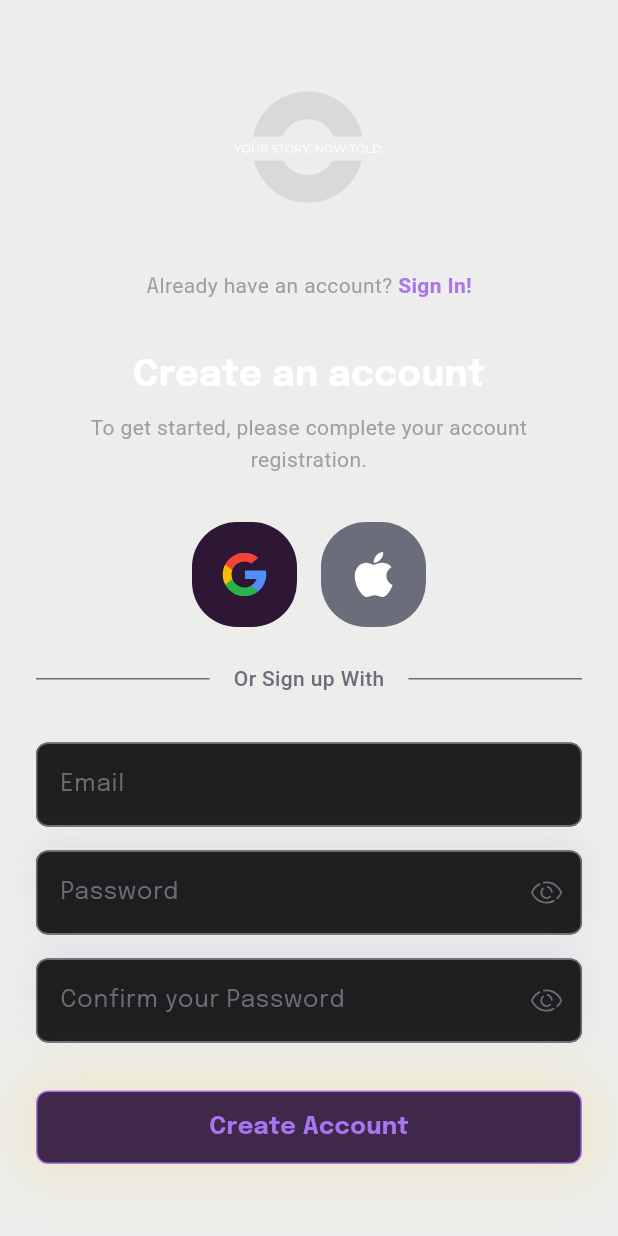
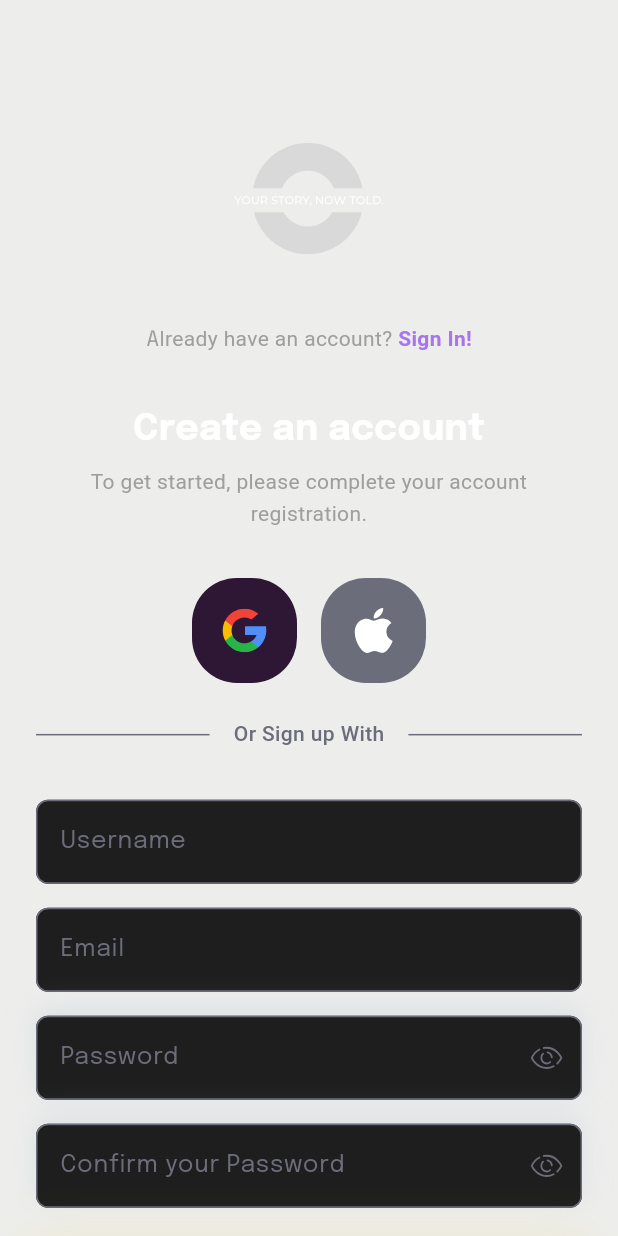
Before and after one commit to yasmimarj/streaming_app, a Flutter app: the screen it shows after launch, on a phone screen of 412 x 824 dp. Run offline on Flutter 3.47's test engine with Material 3 defaults, Android fonts, the phone set to English and light mode, and no system bars; our stand-ins replace firebase_auth, firebase_core, flutter_svg, get_it, google_fonts, google_sign_in; accounts and stored records are empty.

Commit message:
feat: implement Google login and profile completion flow
- Added Google login integration using Firebase.
- Updated login screen with new design and input validation.
- Created a profile completion screen to finalize user registration.
- Enhanced navigation flow between login and profile screens.

```diff
--- a/stream_app/lib/main.dart
+++ b/stream_app/lib/main.dart
@@ -1,8 +1,12 @@
 import 'package:flutter/material.dart';
 import 'package:stream_app/presentation/styles/app_theme.dart';
 import 'presentation/pages/splash_page.dart';
+import 'package:firebase_core/firebase_core.dart';
+import 'firebase_options.dart';
 
-void main() {
+void main() async {
+  WidgetsFlutterBinding.ensureInitialized();
+  await Firebase.initializeApp(options: DefaultFirebaseOptions.currentPlatform);
   runApp(const MyApp());
 }
 
--- a/stream_app/lib/presentation/pages/login_page.dart
+++ b/stream_app/lib/presentation/pages/login_page.dart
@@ -1,29 +1,59 @@
 import 'package:flutter/material.dart';
 import 'package:flutter_svg/flutter_svg.dart';
+import 'package:stream_app/core/services/auth_service.dart';
+import 'package:stream_app/core/services/google_sign_in_service.dart';
+import 'package:stream_app/presentation/pages/complete_profile_page.dart';
+import 'package:stream_app/presentation/pages/home_page.dart';
 import 'package:stream_app/presentation/widgets/custom_button.dart';
 import 'package:stream_app/presentation/widgets/custom_text_field.dart';
 import 'package:stream_app/presentation/widgets/divider_with_text.dart';
-import 'package:stream_app/presentation/widgets/social_button.dart';
+import 'package:stream_app/presentation/widgets/custom_icon_button.dart';
 
-class LoginPage extends StatelessWidget {
+class LoginPage extends StatefulWidget {
   const LoginPage({Key? key}) : super(key: key);
 
   @override
+  State<LoginPage> createState() => _LoginPageState();
+}
+
+class _LoginPageState extends State<LoginPage> {
+  final TextEditingController usernameController = TextEditingController();
+  final TextEditingController emailController = TextEditingController();
+  final TextEditingController passwordController = TextEditingController();
+  final TextEditingController confirmPasswordController =
+      TextEditingController();
+
+  @override
+  void dispose() {
+    emailController.dispose();
+    passwordController.dispose();
+    usernameController.dispose();
+    super.dispose();
+  }
+
+  @override
   Widget build(BuildContext context) {
+    final screenHeight = MediaQuery.of(context).size.height;
+
     return Scaffold(
       backgroundColor: const Color.fromARGB(19, 20, 24, 1),
-      body: Padding(
+      body: SingleChildScrollView(
+        child: ConstrainedBox(
+          constraints: BoxConstraints(
+            minHeight: screenHeight,
+          ),
+          child: Padding(
             padding: const EdgeInsets.symmetric(horizontal: 24.0),
             child: Column(
               crossAxisAlignment: CrossAxisAlignment.center,
               children: [
-            const Spacer(),
+                SizedBox(height: screenHeight * 0.1),
                 SvgPicture.asset(
                   'assets/subtract_phrase.svg',
                   width: 100,
                   height: 100,
                 ),
-            const SizedBox(height: 32),
+                SizedBox(height: screenHeight * 0.04),
                 Row(
                   mainAxisAlignment: MainAxisAlignment.center,
                   children: [
@@ -50,7 +80,7 @@ class LoginPage extends StatelessWidget {
                     ),
                   ],
                 ),
-            const SizedBox(height: 32),
+                SizedBox(height: screenHeight * 0.04),
                 const Text(
                   'Create an account',
                   style: TextStyle(
@@ -70,19 +100,29 @@ class LoginPage extends StatelessWidget {
                   ),
                   textAlign: TextAlign.center,
                 ),
-            const SizedBox(height: 32),
+                SizedBox(height: screenHeight * 0.04),
                 Row(
                   mainAxisAlignment: MainAxisAlignment.center,
                   children: [
-                SocialButton(
+                    CustomIconButton(
                       iconPath: 'assets/google.svg',
                       backgroundColor: const Color(0xFF2E1635),
-                  onPressed: () {
-                    // TODO: login with google
+                      onPressed: () async {
+                        final googleUser =
+                            await GoogleSignInService().signInWithGoogle();
+                        if (googleUser != null) {
+                          print('Logged in as ${googleUser.displayName}');
+                          Navigator.push(
+                            context,
+                            MaterialPageRoute(
+                              builder: (context) => HomePage(user: googleUser),
+                            ),
+                          );
+                        }
                       },
                     ),
                     const SizedBox(width: 16),
-                SocialButton(
+                    CustomIconButton(
                       iconPath: 'assets/apple.svg',
                       backgroundColor: const Color(0xFF6C6D7A),
                       onPressed: () {
@@ -93,37 +133,84 @@ class LoginPage extends StatelessWidget {
                 ),
                 const SizedBox(height: 24),
                 const DividerWithText(text: 'Or Sign up With'),
-            const SizedBox(height: 32),
-            const CustomTextField(
+                SizedBox(height: screenHeight * 0.04),
+                CustomTextField(
+                  label: 'Username',
+                  controller: usernameController,
+                ),
+                const SizedBox(height: 16),
+                CustomTextField(
                   label: 'Email',
+                  controller: emailController,
                 ),
                 const SizedBox(height: 16),
                 CustomTextField(
                   label: 'Password',
+                  controller: passwordController,
                   isPassword: true,
                   svgIconPath: 'assets/eye.svg',
-              onIconTap: () {
-                // TODO
-              },
                 ),
                 const SizedBox(height: 16),
                 CustomTextField(
                   label: 'Confirm your Password',
+                  controller: confirmPasswordController,
                   isPassword: true,
                   svgIconPath: 'assets/eye.svg',
-              onIconTap: () {
-                // TODO
+                ),
+                SizedBox(height: screenHeight * 0.04),
+                CustomButton(
+                  label: 'Create Account',
+                  onPressed: () async {
+                    if (passwordController.text !=
+                        confirmPasswordController.text) {
+                      ScaffoldMessenger.of(context).showSnackBar(
+                        const SnackBar(
+                          content: Text('Passwords do not match.'),
+                        ),
+                      );
+                      return;
+                    }
+
+                    try {
+                      showDialog(
+                        context: context,
+                        barrierDismissible: false,
+                        builder: (context) =>
+                            const Center(child: CircularProgressIndicator()),
+                      );
+
+                      final result = await createAccount(
+                        emailController.text,
+                        passwordController.text,
+                        usernameController.text,
+                      );
+
+                      Navigator.pop(context);
+
+                      Navigator.push(
+                        context,
+                        MaterialPageRoute(
+                          builder: (context) => CompleteProfilePage(
+                            jwt: result['jwt'],
+                            user: result['user'],
+                          ),
+                        ),
+                      );
+                    } catch (error) {
+                      Navigator.pop(context);
+                      print("Deu erro na API: $error ");
+                      ScaffoldMessenger.of(context).showSnackBar(
+                        SnackBar(
+                          content: Text('Failed to create account: $error'),
+                        ),
+                      );
+                    }
                   },
                 ),
-            const SizedBox(height: 32),
-            CustomButton(
-              label: 'Create Account',
-              onPressed: () {
-                // TODO: Create Account
-              },
+                SizedBox(height: screenHeight * 0.05),
+              ],
             ),
-            const Spacer(),
-          ],
+          ),
         ),
       ),
     );
--- /dev/null
+++ b/stream_app/lib/presentation/widgets/custom_icon_button.dart
@@ -0,0 +1,55 @@
+import 'package:flutter/material.dart';
+import 'package:flutter_svg/flutter_svg.dart';
+
+class CustomIconButton extends StatelessWidget {
+  final String? iconPath;
+  final IconData? iconData;
+  final Color backgroundColor;
+  final Color? iconColor;
+  final VoidCallback onPressed;
+  final double width;
+  final double height;
+  final double iconSize;
+
+  const CustomIconButton({
+    Key? key,
+    this.iconPath,
+    this.iconData,
+    required this.backgroundColor,
+    required this.onPressed,
+    this.iconColor,
+    this.width = 70,
+    this.height = 70,
+    this.iconSize = 30,
+  })  : assert(iconPath != null || iconData != null,
+            'You must provide either iconPath or iconData'),
+        super(key: key);
+
+  @override
+  Widget build(BuildContext context) {
+    return GestureDetector(
+      onTap: onPressed,
+      child: Container(
+        width: width,
+        height: height,
+        decoration: BoxDecoration(
+          color: backgroundColor,
+          borderRadius: BorderRadius.circular(30),
+        ),
+        child: Center(
+          child: iconPath != null
+              ? SvgPicture.asset(
+                  iconPath!,
+                  width: iconSize,
+                  height: iconSize,
+                )
+              : Icon(
+                  iconData,
+                  size: iconSize,
+                  color: iconColor ?? Colors.white,
+                ),
+        ),
+      ),
+    );
+  }
+}
--- a/stream_app/lib/presentation/widgets/custom_text_field.dart
+++ b/stream_app/lib/presentation/widgets/custom_text_field.dart
@@ -6,6 +6,7 @@ class CustomTextField extends StatelessWidget {
   final bool isPassword;
   final String? svgIconPath;
   final VoidCallback? onIconTap;
+  final TextEditingController? controller;
 
   const CustomTextField({
     Key? key,
@@ -13,6 +14,7 @@ class CustomTextField extends StatelessWidget {
     this.isPassword = false,
     this.svgIconPath,
     this.onIconTap,
+    this.controller,
   }) : super(key: key);
 
   @override
@@ -32,6 +34,7 @@ class CustomTextField extends StatelessWidget {
               : [ ]
       ),
       child: TextField(
+        controller: controller,
         obscureText: isPassword,
         decoration: AppTheme.inputDecoration(
           label,
--- a/stream_app/lib/presentation/widgets/social_button.dart
+++ /dev/null
@@ -1,37 +0,0 @@
-import 'package:flutter/material.dart';
-import 'package:flutter_svg/flutter_svg.dart';
-
-class SocialButton extends StatelessWidget {
-  final String iconPath;
-  final Color backgroundColor;
-  final VoidCallback onPressed;
-
-  const SocialButton({
-    Key? key,
-    required this.iconPath,
-    required this.backgroundColor,
-    required this.onPressed,
-  }) : super(key: key);
-
-  @override
-  Widget build(BuildContext context) {
-    return GestureDetector(
-      onTap: onPressed,
-      child: Container(
-        width: 70,
-        height: 70,
-        decoration: BoxDecoration(
-          color: backgroundColor,
-          borderRadius: BorderRadius.circular(30),
-        ),
-        child: Center(
-          child: SvgPicture.asset(
-            iconPath,
-            width: 30,
-            height: 30,
-          ),
-        ),
-      ),
-    );
-  }
-}
--- a/stream_app/pubspec.yaml
+++ b/stream_app/pubspec.yaml
@@ -38,6 +38,10 @@ dependencies:
   get_it: ^8.0.3
   flutter_svg: ^2.0.17
   google_fonts: ^6.2.1
+  google_sign_in: ^6.2.2
+  firebase_core: ^3.10.0
+  firebase_auth: ^5.4.0
+  http: ^1.2.2
 
 dev_dependencies:
   flutter_test:
```
Also changed, not shown: stream_app/lib/core/services/auth_service.dart (added, +35 -0 lines), stream_app/lib/core/services/google_sign_in_service.dart (added, +30 -0 lines), stream_app/lib/presentation/pages/complete_profile_page.dart (added, +121 -0 lines), stream_app/lib/presentation/pages/home_page.dart (added, +44 -0 lines), stream_app/assets/camera.svg (added), stream_app/assets/correios.svg (deleted), stream_app/firebase.json (added), stream_app/lib/firebase_options.dart (added), stream_app/pubspec.lock, 7 other files. Lines whose indentation alone changed are shown as unchanged.
